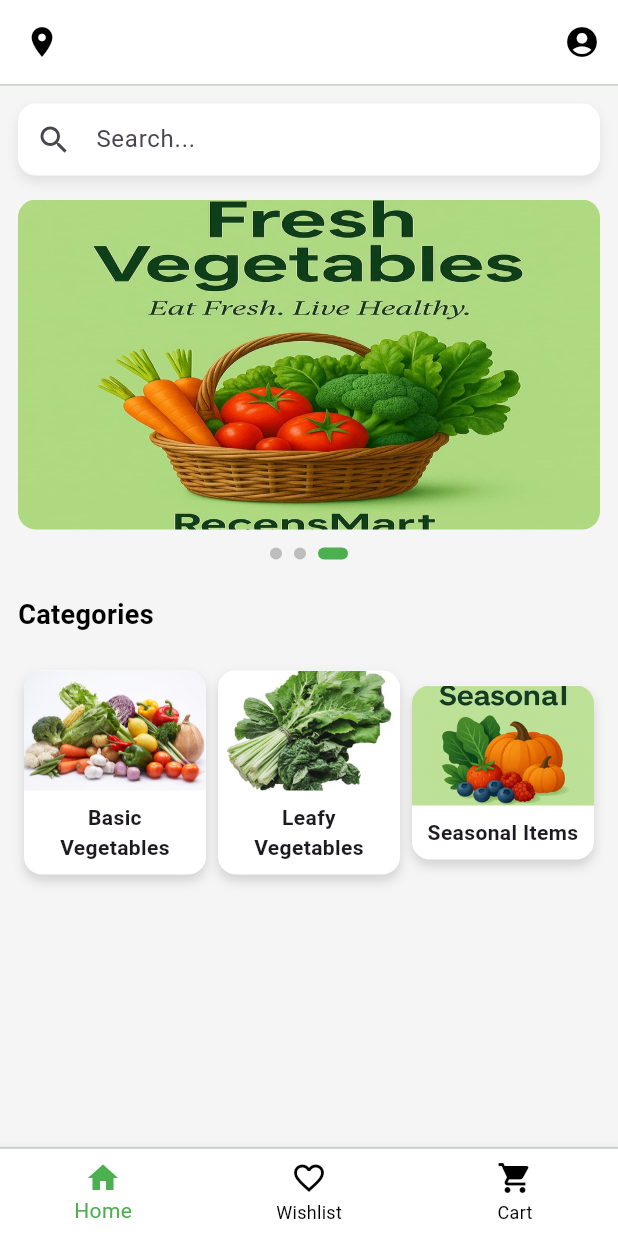
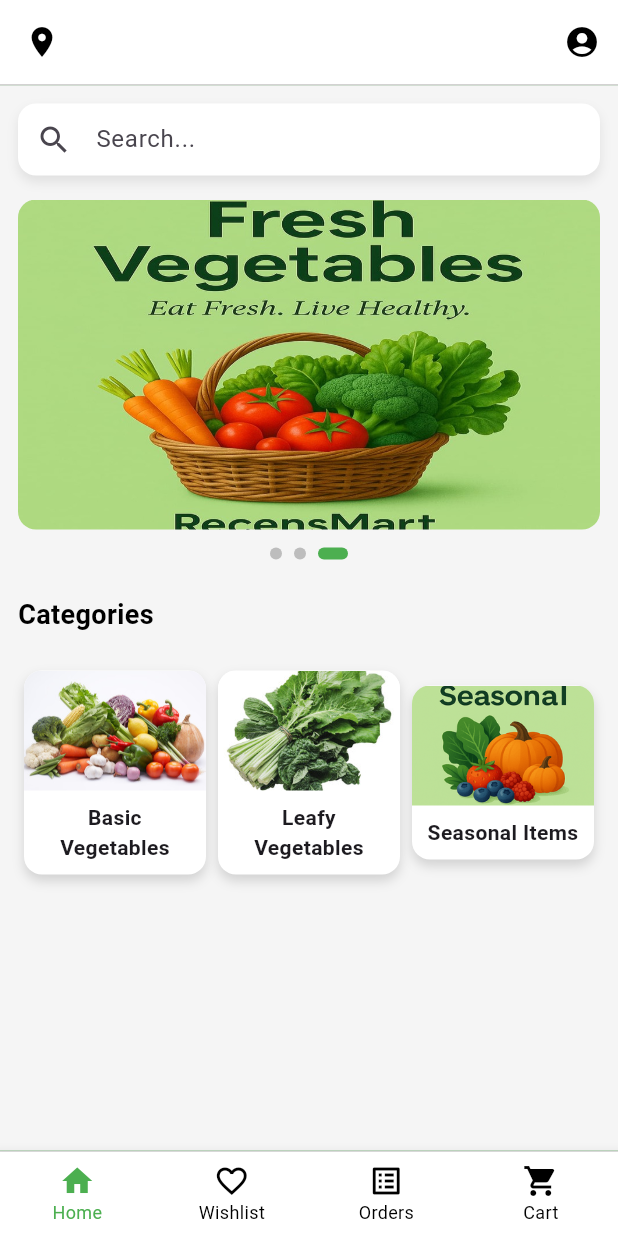
Before and after one commit to manikanta232005/recensmart, a Flutter app: the screen it shows after launch, on a phone screen of 412 x 824 dp. Run offline on Flutter 3.47's test engine with Material 3 defaults, Android fonts, the phone set to English and light mode, and no system bars; our stand-ins replace logger.

Commit message:
bottom icons change

```diff
--- /dev/null
+++ b/lib/categorycard.dart
@@ -0,0 +1,56 @@
+import 'package:flutter/material.dart';
+class CategoryCard extends StatelessWidget {
+  final String image;
+  final String text;
+
+  const CategoryCard({
+    super.key,
+    required this.image,
+    required this.text,
+  });
+
+  @override
+  Widget build(BuildContext context) {
+    return Container(
+      margin: const EdgeInsets.symmetric(horizontal: 4),
+      decoration: BoxDecoration(
+        color: Colors.white,
+        borderRadius: BorderRadius.circular(12),
+        boxShadow: [
+          BoxShadow(
+            color: const Color.fromRGBO(128, 128, 128, 0.3),
+            blurRadius: 6,
+            offset: const Offset(0, 4),
+          ),
+        ],
+      ),
+      child: Column(
+        children: [
+          ClipRRect(
+            borderRadius: const BorderRadius.only(
+              topLeft: Radius.circular(12),
+              topRight: Radius.circular(12),
+            ),
+            child: Image.asset(
+              image,
+              height: 80,
+              width: double.infinity,
+              fit: BoxFit.cover,
+            ),
+          ),
+          Padding(
+            padding: const EdgeInsets.all(8.0),
+            child: Text(
+              text,
+              style: const TextStyle(
+                fontWeight: FontWeight.bold,
+                fontSize: 14,
+              ),
+              textAlign: TextAlign.center,
+            ),
+          ),
+        ],
+      ),
+    );
+  }
+}
--- a/lib/homescreen.dart
+++ b/lib/homescreen.dart
@@ -1,6 +1,7 @@
 import 'dart:async';
 import 'package:flutter/material.dart';
 import 'package:logger/logger.dart';
+import 'package:recensmart/categorycard.dart';
 
 final bool isProduction = bool.fromEnvironment('dart.vm.product');
 
@@ -290,62 +291,3 @@ class CategoryRow extends StatelessWidget {
     );
   }
 }
-
-/// -------------------------
-/// Category Card Widget
-/// -------------------------
-class CategoryCard extends StatelessWidget {
-  final String image;
-  final String text;
-
-  const CategoryCard({
-    super.key,
-    required this.image,
-    required this.text,
-  });
-
-  @override
-  Widget build(BuildContext context) {
-    return Container(
-      margin: const EdgeInsets.symmetric(horizontal: 4),
-      decoration: BoxDecoration(
-        color: Colors.white,
-        borderRadius: BorderRadius.circular(12),
-        boxShadow: [
-          BoxShadow(
-            color: const Color.fromRGBO(128, 128, 128, 0.3),
-            blurRadius: 6,
-            offset: const Offset(0, 4),
-          ),
-        ],
-      ),
-      child: Column(
-        children: [
-          ClipRRect(
-            borderRadius: const BorderRadius.only(
-              topLeft: Radius.circular(12),
-              topRight: Radius.circular(12),
-            ),
-            child: Image.asset(
-              image,
-              height: 80,
-              width: double.infinity,
-              fit: BoxFit.cover,
-            ),
-          ),
-          Padding(
-            padding: const EdgeInsets.all(8.0),
-            child: Text(
-              text,
-              style: const TextStyle(
-                fontWeight: FontWeight.bold,
-                fontSize: 14,
-              ),
-              textAlign: TextAlign.center,
-            ),
-          ),
-        ],
-      ),
-    );
-  }
-}
--- a/lib/main.dart
+++ b/lib/main.dart
@@ -1,5 +1,6 @@
 import 'package:flutter/material.dart';
 import 'package:recensmart/locationscreen.dart';
+import 'package:recensmart/ordersscreen.dart';
 import 'package:recensmart/profilescreen.dart';
 import 'package:recensmart/cartscreen.dart';
 import 'package:recensmart/wishlistscreen.dart';
@@ -39,6 +40,7 @@ class _MainNavigationScreenState extends State<MainNavigationScreen> {
     HomeScreen(),
     WishlistScreen(),
     CartScreen(),
+    OrderScreen(),
   ];
 
   void _onItemTapped(int index) {
@@ -114,19 +116,39 @@ class _MainNavigationScreenState extends State<MainNavigationScreen> {
       color: Color(0xFFE0E0E0),
     ),
     BottomNavigationBar(
+      type: BottomNavigationBarType.fixed,
       currentIndex: _selectedIndex,
       onTap: _onItemTapped,
       backgroundColor: Colors.white,
       selectedItemColor: Colors.green,
       unselectedItemColor: Colors.black,
+      selectedLabelStyle: const TextStyle(fontSize: 12),
+      unselectedLabelStyle: const TextStyle(fontSize: 12),
       items: const [
-              BottomNavigationBarItem(icon: Icon(Icons.home), label: 'Home'),
-              BottomNavigationBarItem(icon: Icon(Icons.favorite_border), label: 'Wishlist'),
-              BottomNavigationBarItem(icon: Icon(Icons.shopping_cart), label: 'Cart'),
+        BottomNavigationBarItem(
+          icon: Icon(Icons.home),
+          label: 'Home',
+        ),
+        BottomNavigationBarItem(
+          icon: Icon(Icons.favorite_border),
+          label: 'Wishlist',
+        ),
+        BottomNavigationBarItem(
+          icon: Icon(Icons.list_alt),
+          label: 'Orders',
+        ),
+        BottomNavigationBarItem(
+          icon: Icon(Icons.shopping_cart),
+          label: 'Cart',
+        ),
       ],
     ),
   ],
 ),
+
           );
+
+
+
   }
 }
```
Also changed, not shown: lib/ordersscreen.dart (added, +35 -0 lines). Lines whose indentation alone changed are shown as unchanged.
